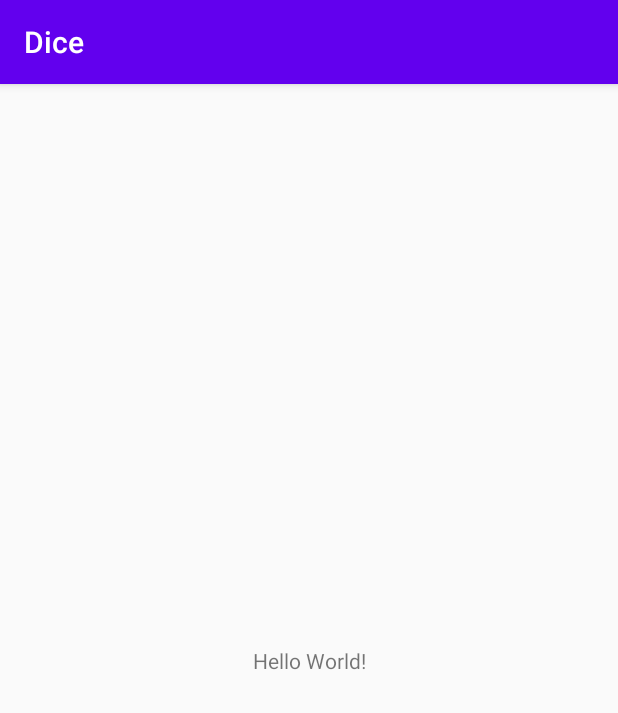
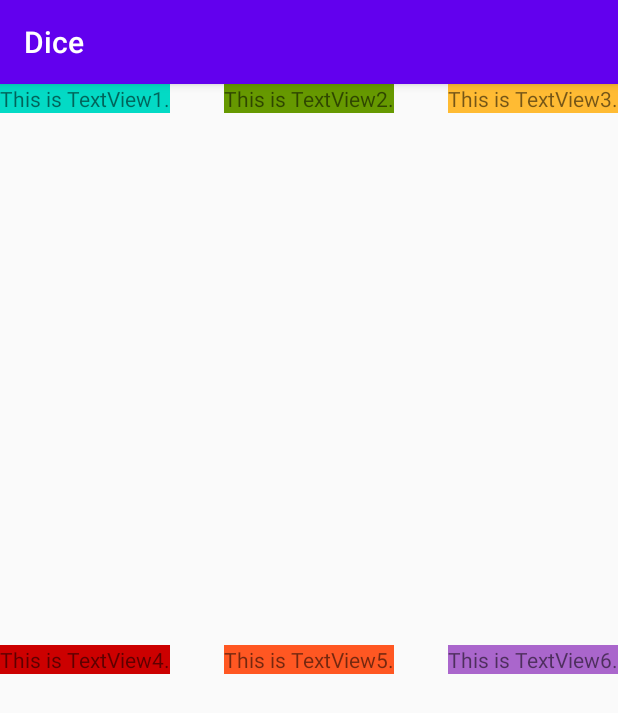
Before and after one commit to rodolfothegreat/Dice, an Android app: the screen it shows after launch (MainActivity), on a phone screen of 412 x 824 dp. Shown: the top 713 px of the screen. Run offline under Robolectric (Android 15) with nearby library versions, the phone set to English and light mode, and no system bars.

Commit message:
Added more pics

```diff
--- a/app/src/main/res/layout/activity_main.xml
+++ b/app/src/main/res/layout/activity_main.xml
@@ -6,13 +6,59 @@
 android:layout_height="match_parent"
 tools:context=".MainActivity">
 
+    <FrameLayout
+        android:layout_width="match_parent"
+        android:layout_height="match_parent"
+        tools:layout_editor_absoluteX="0dp"
+        tools:layout_editor_absoluteY="0dp">
+
         <TextView
+            android:id="@+id/textView1"
             android:layout_width="wrap_content"
             android:layout_height="wrap_content"
-        android:text="Hello World!"
-        app:layout_constraintBottom_toBottomOf="parent"
-        app:layout_constraintLeft_toLeftOf="parent"
-        app:layout_constraintRight_toRightOf="parent"
-        app:layout_constraintTop_toTopOf="parent" />
+            android:layout_gravity="top|left"
+            android:background="@color/colorAccent"
+            android:text="This is TextView1." />
 
+        <TextView
+            android:id="@+id/textView2"
+            android:layout_width="wrap_content"
+            android:layout_height="wrap_content"
+            android:layout_gravity="top|center_horizontal"
+            android:background="@android:color/holo_green_dark"
+            android:text="This is TextView2." />
+
+        <TextView
+            android:id="@+id/textView3"
+            android:layout_width="wrap_content"
+            android:layout_height="wrap_content"
+            android:layout_gravity="top|right"
+            android:background="@android:color/holo_orange_light"
+            android:text="This is TextView3." />
+
+        <TextView
+            android:id="@+id/textView4"
+            android:layout_width="wrap_content"
+            android:layout_height="wrap_content"
+            android:layout_gravity="center_vertical|left"
+            android:background="@android:color/holo_red_dark"
+            android:text="This is TextView4." />
+
+        <TextView
+            android:id="@+id/textView5"
+            android:layout_width="wrap_content"
+            android:layout_height="wrap_content"
+            android:layout_gravity="center_vertical|center_horizontal"
+            android:background="?attr/colorError"
+            android:text="This is TextView5." />
+
+        <TextView
+            android:id="@+id/textView6"
+            android:layout_width="wrap_content"
+            android:layout_height="wrap_content"
+            android:layout_gravity="center_vertical|right"
+            android:background="@android:color/holo_purple"
+            android:text="This is TextView6." />
+
+    </FrameLayout>
 </androidx.constraintlayout.widget.ConstraintLayout>
```
Also changed, not shown: app/src/main/res/drawable/cinque.png (added), app/src/main/res/drawable/due.png (added), app/src/main/res/drawable/quattro.png (added), app/src/main/res/drawable/sei.png (added), app/src/main/res/drawable/tre.png (added), app/src/main/res/drawable/uno.png (added). Lines whose indentation alone changed are shown as unchanged.
